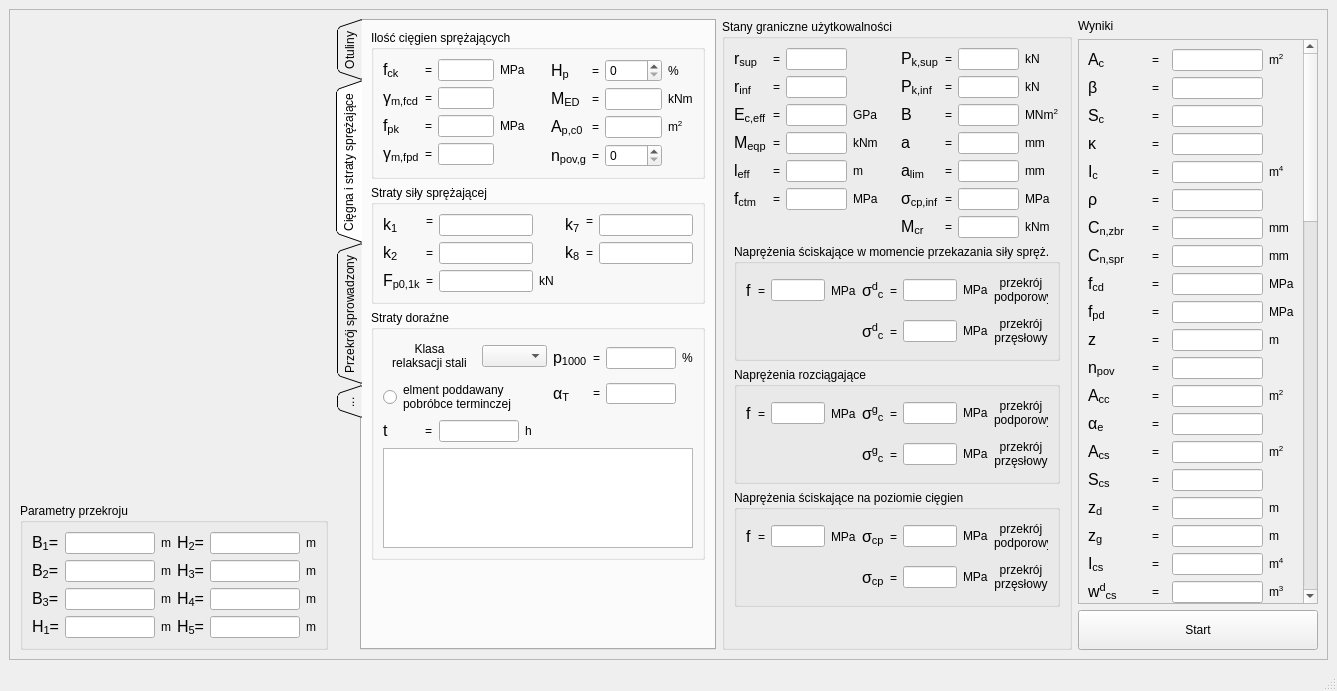
Qt form mainwindow.ui (Damianeroos/PreStressedStudent) before a commit.
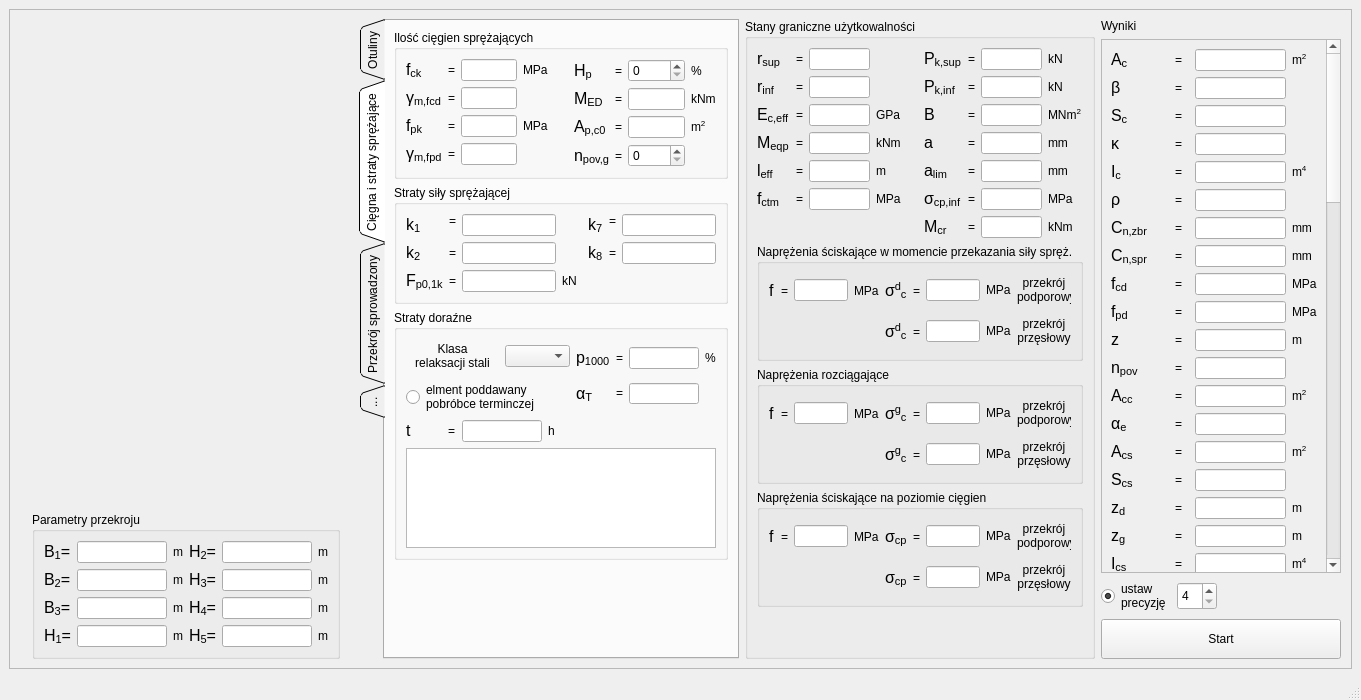
The same form after that commit. The open tabs and pages were chosen to show the change.

Patch:
```diff
--- a/mainwindow.ui
+++ b/mainwindow.ui
@@ -6,8 +6,8 @@
    <rect>
     <x>0</x>
     <y>0</y>
-    <width>1337</width>
-    <height>691</height>
+    <width>1361</width>
+    <height>700</height>
    </rect>
   </property>
   <property name="sizePolicy">
@@ -39,7 +39,7 @@
   </property>
   <widget class="QWidget" name="centralwidget">
    <layout class="QGridLayout" name="gridLayout">
-    <item row="0" column="1">
+    <item row="0" column="0">
      <widget class="QScrollArea" name="scrollArea">
       <property name="widgetResizable">
        <bool>true</bool>
@@ -47,10 +47,10 @@
       <widget class="QWidget" name="scrollAreaWidgetContents">
        <property name="geometry">
         <rect>
-         <x>-15</x>
-         <y>-14</y>
-         <width>1338</width>
-         <height>628</height>
+         <x>0</x>
+         <y>0</y>
+         <width>1341</width>
+         <height>637</height>
         </rect>
        </property>
        <layout class="QGridLayout" name="gridLayout_43">
@@ -1992,6 +1992,9 @@
                   <string>elment poddawany
 pobróbce terminczej</string>
                  </property>
+                 <property name="checked">
+                  <bool>false</bool>
+                 </property>
                 </widget>
                </item>
                <item row="2" column="0">
@@ -2101,7 +2104,7 @@
               <property name="sizeHint" stdset="0">
                <size>
                 <width>20</width>
-                <height>50</height>
+                <height>59</height>
                </size>
               </property>
              </spacer>
@@ -4408,7 +4411,7 @@
              <property name="sizeHint" stdset="0">
               <size>
                <width>20</width>
-               <height>0</height>
+               <height>6</height>
               </size>
              </property>
             </spacer>
@@ -4448,7 +4451,7 @@
                <property name="geometry">
                 <rect>
                  <x>0</x>
-                 <y>0</y>
+                 <y>-1297</y>
                  <width>224</width>
                  <height>1802</height>
                 </rect>
@@ -8084,6 +8087,71 @@
             </item>
            </layout>
           </item>
+          <item>
+           <layout class="QHBoxLayout" name="horizontalLayout_2">
+            <item>
+             <widget class="QRadioButton" name="radioButtonPrec">
+              <property name="sizePolicy">
+               <sizepolicy hsizetype="Fixed" vsizetype="Fixed">
+                <horstretch>0</horstretch>
+                <verstretch>0</verstretch>
+               </sizepolicy>
+              </property>
+              <property name="text">
+               <string>ustaw
+precyzję</string>
+              </property>
+              <property name="checkable">
+               <bool>true</bool>
+              </property>
+              <property name="checked">
+               <bool>true</bool>
+              </property>
+              <property name="autoExclusive">
+               <bool>false</bool>
+              </property>
+             </widget>
+            </item>
+            <item>
+             <widget class="QSpinBox" name="spinBoxPrec">
+              <property name="sizePolicy">
+               <sizepolicy hsizetype="Fixed" vsizetype="Fixed">
+                <horstretch>0</horstretch>
+                <verstretch>0</verstretch>
+               </sizepolicy>
+              </property>
+              <property name="minimumSize">
+               <size>
+                <width>40</width>
+                <height>28</height>
+               </size>
+              </property>
+              <property name="minimum">
+               <number>4</number>
+              </property>
+              <property name="maximum">
+               <number>6</number>
+              </property>
+             </widget>
+            </item>
+            <item>
+             <spacer name="horizontalSpacer_7">
+              <property name="orientation">
+               <enum>Qt::Horizontal</enum>
+              </property>
+              <property name="sizeType">
+               <enum>QSizePolicy::Expanding</enum>
+              </property>
+              <property name="sizeHint" stdset="0">
+               <size>
+                <width>18</width>
+                <height>20</height>
+               </size>
+              </property>
+             </spacer>
+            </item>
+           </layout>
+          </item>
           <item>
            <widget class="QPushButton" name="startComputationButton">
             <property name="sizePolicy">
```
Left out of the diff: 6 changed lines with no effect on the pictures.
